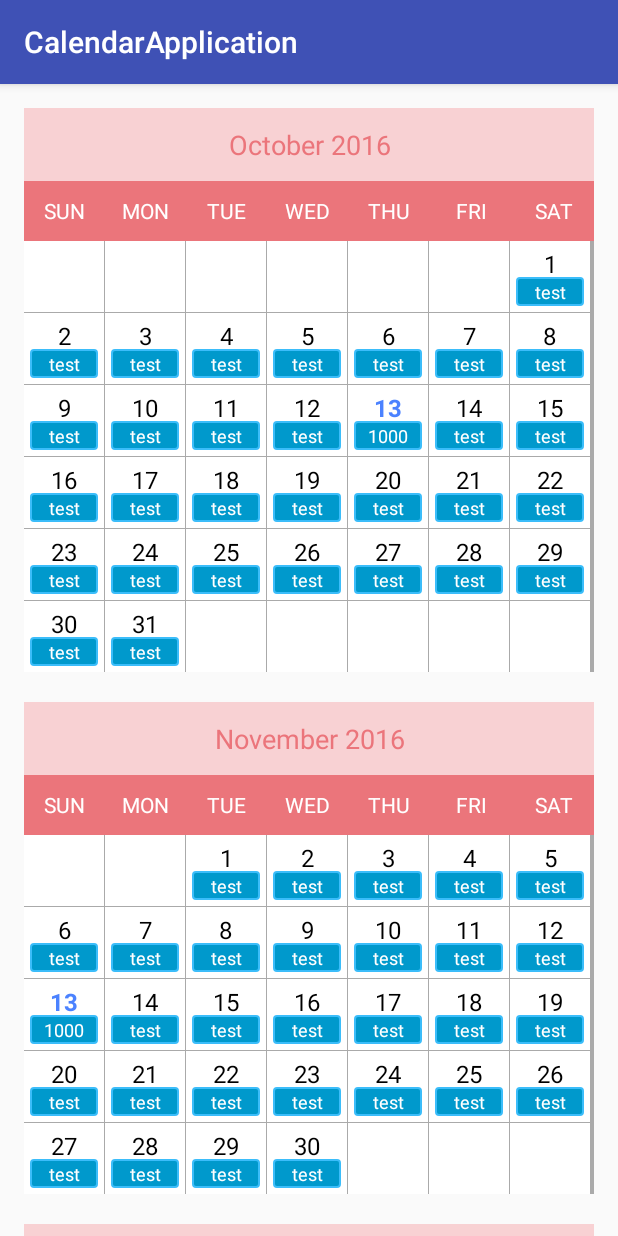
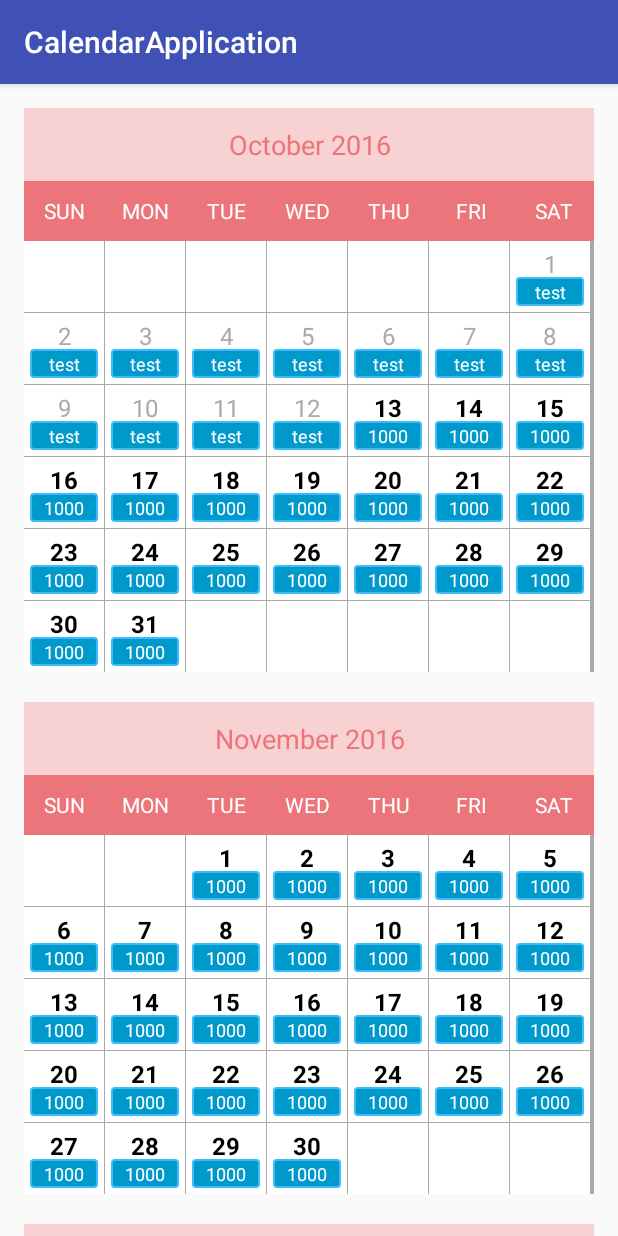
Before and after one commit to reach2nasrudeen/CalendarApplication, an Android app: the screen it shows after launch (MainActivity), on a phone screen of 412 x 824 dp. Run offline under Robolectric (Android 15) with nearby library versions, the phone set to English and light mode, and no system bars.

```diff
--- a/CalendarApplication/app/src/main/java/com/app/calendarapplication/CalendarAdapter.java
+++ b/CalendarApplication/app/src/main/java/com/app/calendarapplication/CalendarAdapter.java
@@ -54,46 +54,38 @@ public class CalendarAdapter extends ArrayAdapter<Date> {
         // if this day has an event, specify event image
         view.setBackgroundResource(0);
         view.setBackgroundColor(ContextCompat.getColor(getContext(),android.R.color.white));
-        if (eventDays != null)
-        {
-            for (Date eventDate : eventDays)
-            {
-                if (eventDate.getDate() == day &&
-                        eventDate.getMonth() == month &&
-                        eventDate.getYear() == year)
-                {
-                    // mark this day for event
-                    view.setBackgroundResource(R.mipmap.ic_launcher);
-                    break;
-                }
-            }
-        }
 
         // clear styling
         textDay.setTypeface(null, Typeface.NORMAL);
         textDay.setTextColor(Color.BLACK);
 
-//        if (month != today.getMonth() || year != today.getYear())
-//        {
-//            view.setBackgroundColor(ContextCompat.getColor(getContext(),android.R.color.holo_green_dark));
-//            textDay.setTextColor(ContextCompat.getColor(getContext(),android.R.color.white));
-//            // if this day is outside current month, grey it out
-////            ((TextView)view).setTextColor(ContextCompat.getColor(getContext(),R.color.greyed_out));
-//        }
-        Log.i("Current Date ", Helper.getDate(date));
-        Log.i("Current Date ", Helper.getDate(date));
+
 
         if(Helper.checkSameMonthOrNot(calendar.get(Calendar.MONTH)+1, Helper.getDate(date))){
-            if (day == today.getDate())
-            {
-                textPrice.setText("1000");
-                // if it is today, set it to blue/bold
+
+            if(Helper.compareDates(Helper.getDate(date),Helper.getCurrentDate())){
+//                if (day == today.getDate())
+//                {
+                    textPrice.setText("1000");
+                    // if it is today, set it to blue/bold
+//                    textDay.setTypeface(null, Typeface.BOLD);
+//                    textDay.setTextColor(ContextCompat.getColor(getContext(),R.color.today));
+//                }
+                // set text
+                textDay.setText(String.valueOf(date.getDate()));
                 textDay.setTypeface(null, Typeface.BOLD);
-                textDay.setTextColor(ContextCompat.getColor(getContext(),R.color.today));
             }
-            // set text
-            textDay.setText(String.valueOf(date.getDate()));
-            //Log.i("Date",String.valueOf(date.getDate()));
+            else {
+
+                // set text
+                textDay.setText(String.valueOf(date.getDate()));
+                textDay.setTextColor(ContextCompat.getColor(getContext(),android.R.color.darker_gray));
+                textDay.setEnabled(false);
+                view.setOnClickListener(null);
+//                textPrice.setVisibility(View.INVISIBLE);
+//                view.setBackgroundColor(ContextCompat.getColor(getContext(),android.R.color.darker_gray));
+            }
+
         }else {
             textDay.setVisibility(View.INVISIBLE);
             textPrice.setVisibility(View.INVISIBLE);
--- a/CalendarApplication/app/src/main/java/com/app/calendarapplication/Helper.java
+++ b/CalendarApplication/app/src/main/java/com/app/calendarapplication/Helper.java
@@ -1,18 +1,15 @@
 package com.app.calendarapplication;
 
 import java.text.DateFormat;
+import java.text.ParseException;
 import java.text.SimpleDateFormat;
 import java.util.Calendar;
 import java.util.Date;
 
 
 public class Helper {
-    public static boolean currentMonth = false;
     public static boolean initialMonth;
-    public static String dfDDMMYY = "dd-MM-yy";
-    public static String dfDDMMYYYY = "dd-MM-yyyy";
-    public static String dfMMDDYYYY = "MM-dd-yyyy";
-    public static String dfYYYYMMDD = "yyyy-MM-dd";
+    public static String dfDDMMYYYY = "dd/MM/yyyy";
 
     public static String[] stringMonths;
     public static String[] get12Months(){
@@ -47,9 +44,7 @@ public class Helper {
     }
     public static String getDate(Date inputDate){
         String outputDate = null;
-        DateFormat dateFormat = new SimpleDateFormat("dd/MM/yyyy");
-//        Calendar cal = Calendar.getInstance();
-//        outputDate = dateFormat.format(cal.getTime());
+        DateFormat dateFormat = new SimpleDateFormat(Helper.dfDDMMYYYY);
         outputDate = dateFormat.format(inputDate);
         System.out.println(outputDate);
         return outputDate;
@@ -64,7 +59,6 @@ public class Helper {
         }
         return status;
     }
-
     public static String getSplittedMonth(String inputDate){
         String[] parts = inputDate.split("/");
         String strSplittedDate = parts[0];
@@ -72,4 +66,42 @@ public class Helper {
         String strSplittedYear = parts[2];
         return strSplittedMonth;
     }
+    public static String getCurrentDate(){
+        String outputDate = null;
+        DateFormat dateFormat = new SimpleDateFormat(Helper.dfDDMMYYYY);
+        Calendar cal = Calendar.getInstance();
+        outputDate = dateFormat.format(cal.getTime());
+        System.out.println(dateFormat.format(cal.getTime()));
+        return outputDate;
+    }
+    public static boolean compareDates(String fromDate, String toDate){
+        Boolean status = false;
+        try{
+            SimpleDateFormat sdf = new SimpleDateFormat(Helper.dfDDMMYYYY);
+            Date date1 = sdf.parse(fromDate);
+            Date date2 = sdf.parse(toDate);
+
+            System.out.println(sdf.format(date1));
+            System.out.println(sdf.format(date2));
+
+            if(date1.after(date2)){
+                //System.out.println("Date1 is after Date2");
+                status = true;
+            }
+
+            if(date1.before(date2)){
+                //System.out.println("Date1 is before Date2");
+                status = false;
+            }
+
+            if(date1.equals(date2)){
+                //System.out.println("Date1 is equal Date2");
+                status = true;
+            }
+
+        }catch(ParseException ex){
+            ex.printStackTrace();
+        }
+        return status;
+    }
 }
```
